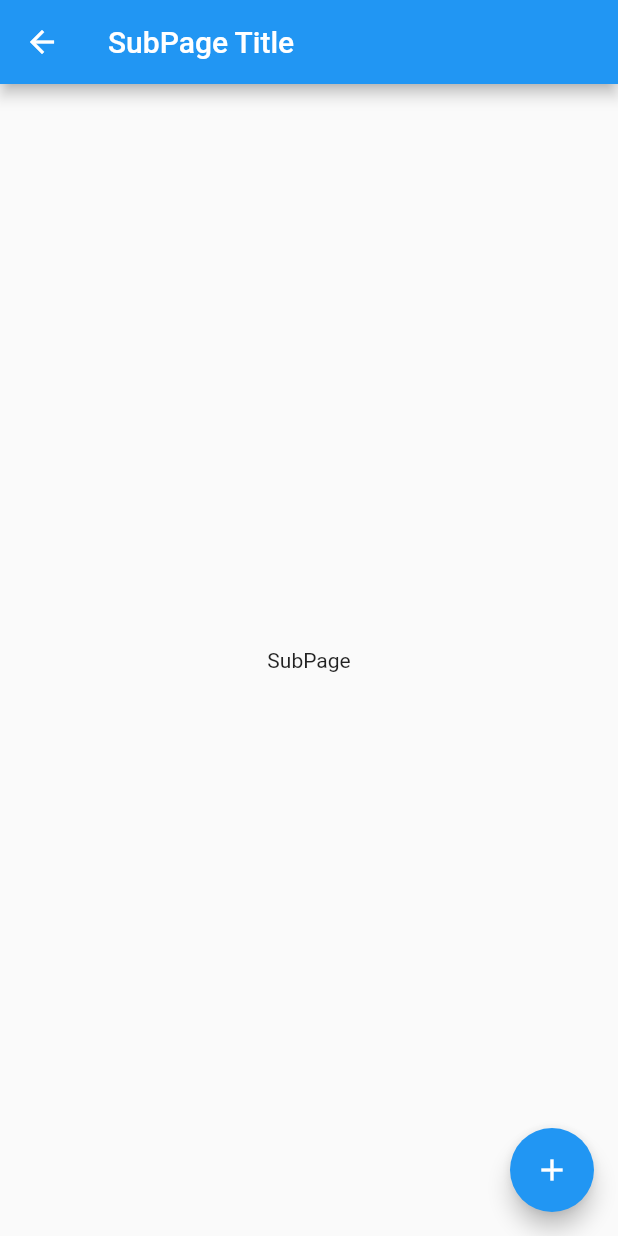
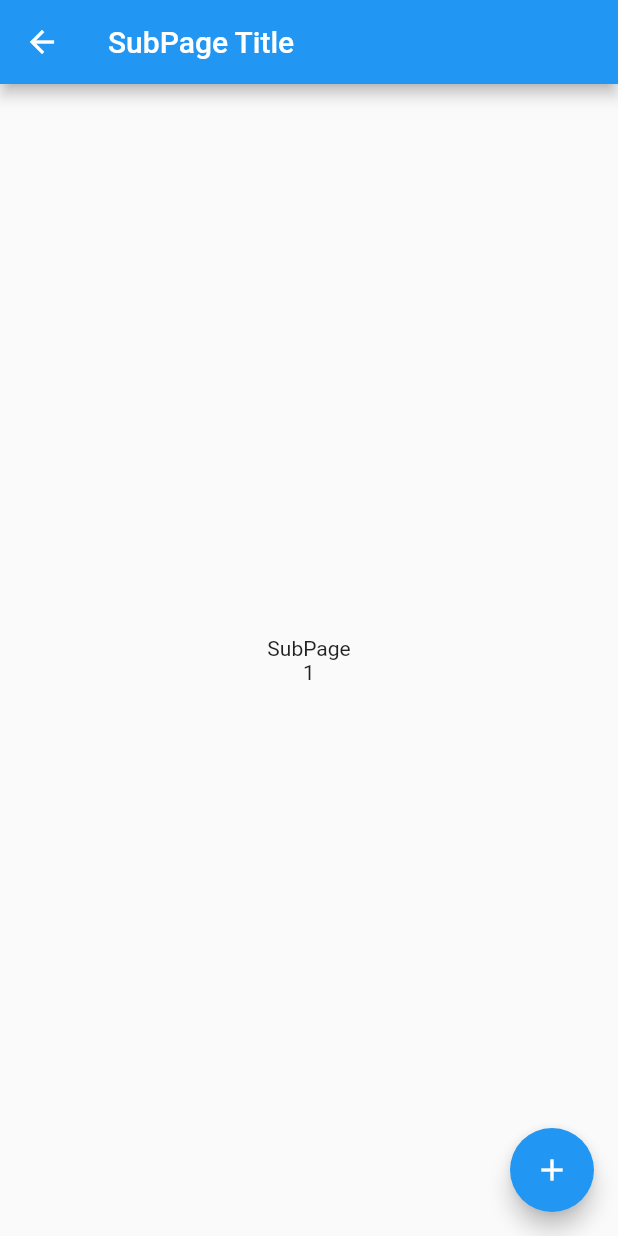
Before and after one commit to lafared/getx_test, a Flutter app: the SubPage screen opened directly, after a tap on the "add" icon, on a phone screen of 412 x 824 dp. Run offline on Flutter 3.47's test engine with Material 2 defaults, Android fonts, the phone set to English and light mode, and no system bars; our stand-ins replace get.

Commit message:
using Get.find()

```diff
--- a/lib/sub.dart
+++ b/lib/sub.dart
@@ -1,4 +1,6 @@
 import 'package:flutter/material.dart';
+import 'package:taegeon_test/main.dart';
+import 'package:get/get.dart';
 
 class SubPage extends StatefulWidget {
   SubPage({Key? key, required this.title}) : super(key: key);
@@ -10,7 +12,7 @@ class SubPage extends StatefulWidget {
 }
 
 class _SubPageState extends State<SubPage> {
-  // final _counterController = Get.put(CounterController());
+  // final CounterController _counterController = Get.find();
 
   @override
   Widget build(BuildContext context) {
@@ -25,13 +27,13 @@ class _SubPageState extends State<SubPage> {
             Text(
               'SubPage',
             ),
-            // Obx(() => Text('${_counterController.count}')),
+            Obx(() => Text('${Get.find<CounterController>().count}')),
           ],
         ),
       ),
       floatingActionButton: FloatingActionButton(
         onPressed: () {
-          // _counterController.increment();
+          Get.find<CounterController>().increment();
           //Get.deleteAll();
           },
         tooltip: 'Increment',
```
